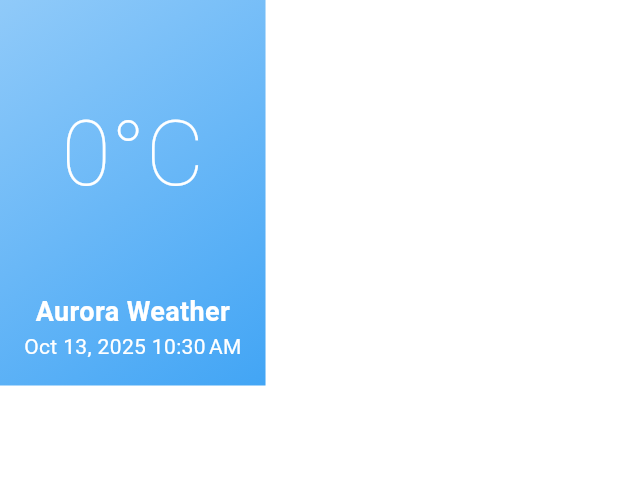
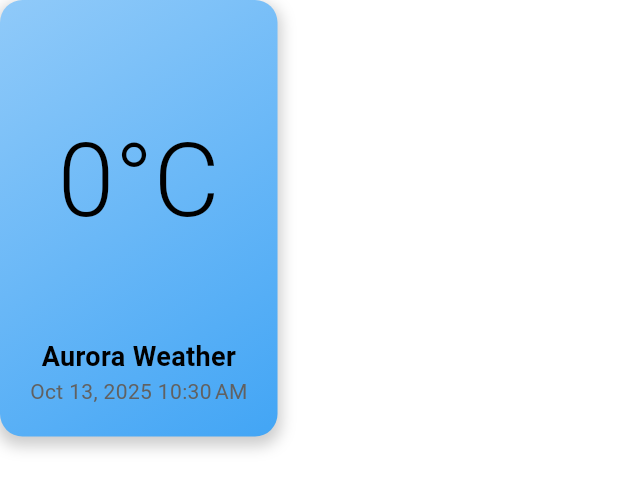
Before and after one commit to suvojeet-sengupta/Family-Message, a Flutter app: the ShareableWeatherWidget widget shown alone on an empty page, opened directly with empty values, on a phone screen of 412 x 824 dp. Shown: the top 490 px of the screen. Run offline on Flutter 3.47's test engine with Material 3 defaults, Android fonts, the phone set to English and light mode, and no system bars; our stand-ins replace connectivity_plus, flutter_animate, geocoding, geolocator, logger, package_info_plus and 7 more; accounts and stored records are empty; project files that could hold a hidden picture were left out.

Commit message:
Feat: Enhance shareable weather widget for visual appeal and theme support\n\n- Implemented theme detection (dark/light mode) for conditional styling.\n- Applied different linear gradients and text colors based on the active theme.\n- Improved overall visual appeal with adjusted padding, border radius, box shadow, and font styles.

```diff
--- a/lib/widgets/shareable_weather_widget.dart
+++ b/lib/widgets/shareable_weather_widget.dart
@@ -10,14 +10,32 @@ class ShareableWeatherWidget extends StatelessWidget {
 
   @override
   Widget build(BuildContext context) {
+    return Builder(
+      builder: (context) {
+        final isDarkMode = Theme.of(context).brightness == Brightness.dark;
+        final List<Color> gradientColors = isDarkMode
+            ? [Colors.grey.shade800, Colors.grey.shade900]
+            : [Colors.blue.shade200, Colors.blue.shade400];
+        final Color textColor = isDarkMode ? Colors.white : Colors.black;
+        final Color lightTextColor = isDarkMode ? Colors.grey.shade300 : Colors.grey.shade700;
+
         return Container(
-      padding: const EdgeInsets.all(16.0),
+          padding: const EdgeInsets.all(20.0),
           decoration: BoxDecoration(
             gradient: LinearGradient(
-          colors: [Colors.blue.shade200, Colors.blue.shade400],
+              colors: gradientColors,
               begin: Alignment.topLeft,
               end: Alignment.bottomRight,
             ),
+            borderRadius: BorderRadius.circular(15),
+            boxShadow: [
+              BoxShadow(
+                color: Colors.black.withOpacity(0.2),
+                spreadRadius: 2,
+                blurRadius: 8,
+                offset: const Offset(0, 4),
+              ),
+            ],
           ),
           child: Column(
             mainAxisSize: MainAxisSize.min,
@@ -25,46 +43,48 @@ class ShareableWeatherWidget extends StatelessWidget {
             children: [
               Text(
                 weather.locationName,
-            style: const TextStyle(
-              fontSize: 24,
+                style: TextStyle(
+                  fontSize: 28,
                   fontWeight: FontWeight.bold,
-              color: Colors.white,
+                  color: textColor,
                 ),
               ),
-          const SizedBox(height: 10),
+              const SizedBox(height: 12),
               Text(
                 '${weather.temperature.round()}°C',
-            style: const TextStyle(
-              fontSize: 60,
-              fontWeight: FontWeight.w200,
-              color: Colors.white,
+                style: TextStyle(
+                  fontSize: 68,
+                  fontWeight: FontWeight.w300,
+                  color: textColor,
                 ),
               ),
               Text(
                 weather.condition,
-            style: const TextStyle(
-              fontSize: 20,
-              color: Colors.white,
+                style: TextStyle(
+                  fontSize: 22,
+                  color: lightTextColor,
                 ),
               ),
-          const SizedBox(height: 20),
-          const Text(
+              const SizedBox(height: 25),
+              Text(
                 'Aurora Weather',
                 style: TextStyle(
                   fontSize: 18,
                   fontWeight: FontWeight.bold,
-              color: Colors.white,
+                  color: textColor,
                 ),
               ),
               Text(
                 DateFormat.yMMMd().add_jm().format(DateTime.now()),
-            style: const TextStyle(
+                style: TextStyle(
                   fontSize: 14,
-              color: Colors.white,
+                  color: lightTextColor,
                 ),
               ),
             ],
           ),
         );
+      },
+    );
   }
 }
```
Lines whose indentation alone changed are shown as unchanged.
